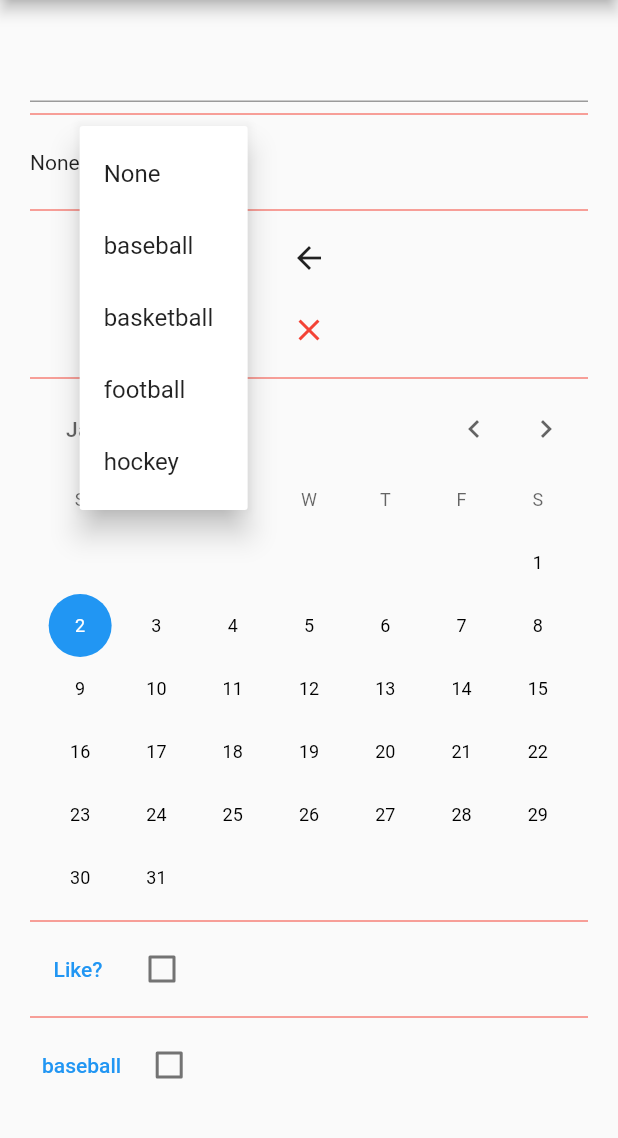
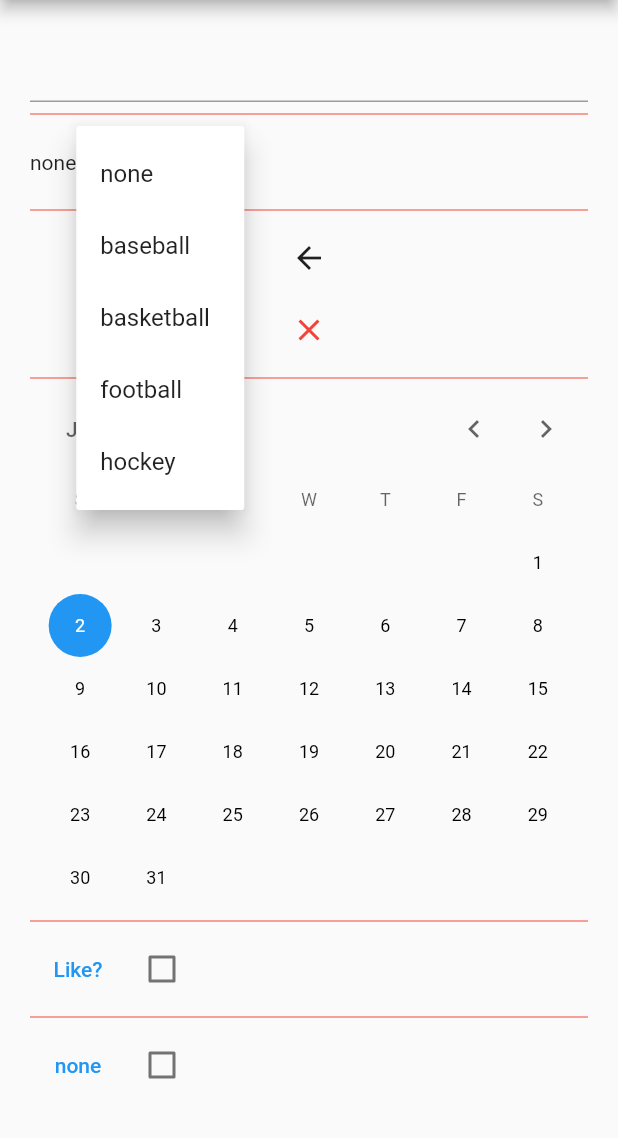
Before and after one commit to mvolkmann/flutter_input, a Flutter app: the screen it shows after launch, after a tap on the "more vert" icon, on a phone screen of 412 x 824 dp, the part 84-1222 px from its top. Run offline on Flutter 3.47's test engine with Material 2 defaults, Android fonts, the phone set to English and light mode, and no system bars.

```diff
--- a/lib/main.dart
+++ b/lib/main.dart
@@ -44,7 +44,7 @@ class MyHomePage extends StatefulWidget {
 }
 
 enum Season { spring, summer, fall, winter }
-enum Sport { baseball, basketball, football, hockey }
+enum Sport { none, baseball, basketball, football, hockey }
 
 class _MyHomePageState extends State<MyHomePage> {
   var alignment = 'left';
@@ -54,7 +54,7 @@ class _MyHomePageState extends State<MyHomePage> {
   var like = false;
   var lightSwitch = false;
   var myRange = RangeValues(0, 100);
-  Sport? selectedSport;
+  var selectedSport = Sport.none;
   var selectedDate = DateTime.now();
   Season? selectedSeason;
   String selectedWord = '';
@@ -213,12 +213,8 @@ class _MyHomePageState extends State<MyHomePage> {
         ),
       );
   */
-  Widget _buildPopupMenuButton() => MyPopupMenuButton<Sport?>(
-        //onSelected: (Sport? value) => setState(() => selectedSport = value),
-        onSelected: (Sport? value) {
-          print('value = $value');
-          setState(() => selectedSport = value);
-        },
+  Widget _buildPopupMenuButton() => MyPopupMenuButton<Sport>(
+        onSelected: (Sport value) => setState(() => selectedSport = value),
         value: selectedSport,
         values: Sport.values,
       );
--- a/lib/my_popup_menu_button.dart
+++ b/lib/my_popup_menu_button.dart
@@ -1,9 +1,11 @@
 import 'package:flutter/foundation.dart';
 import 'package:flutter/material.dart';
 
-class MyPopupMenuButton<T> extends StatelessWidget {
-  final ValueChanged<T?> onSelected;
-  final T? value;
+class MyPopupMenuButton<T extends Object> extends StatelessWidget {
+  final ValueChanged<T> onSelected;
+  final T value;
+  // PopupMenuButton does not support
+  // having a PopupMenuItem whose value is null!
   final List<T> values;
 
   const MyPopupMenuButton({
@@ -16,21 +18,18 @@ class MyPopupMenuButton<T> extends StatelessWidget {
   @override
   Widget build(BuildContext context) {
     var items = values
-        .map<PopupMenuItem<T?>>(
+        .map<PopupMenuItem<T>>(
           (T value) => PopupMenuItem<T>(
-            child: Text(describeEnum(value!)),
+            child: Text(describeEnum(value)),
             value: value,
           ),
         )
         .toList();
-    //TODO: Why is onSelected not called when this is selected?
-    items.insert(0, PopupMenuItem(child: Text('None'), value: null));
     return Row(
       children: [
-        //if (value != null) Text(describeEnum(value!)),
-        Text(value == null ? 'None' : describeEnum(value!)),
-        PopupMenuButton<T?>(
-          icon: Icon(Icons.more_vert), // horizontal ellipsis by default
+        Text(describeEnum(value)),
+        PopupMenuButton<T>(
+          icon: Icon(Icons.more_vert), // uses horizontal ellipsis by default
           itemBuilder: (BuildContext context) => items,
           onSelected: onSelected,
         ),
```
